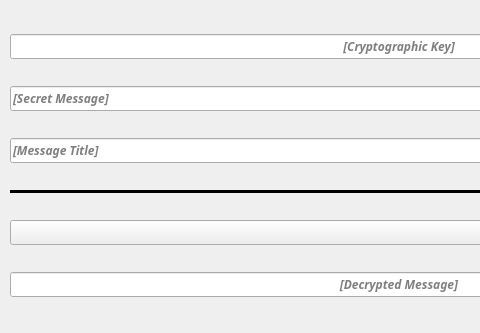
Above: MainWindow.ui from Kevin-Medzorian/Secure-Text-Encryption before the change; both pictures show x 0 to 480 and y 0 to 333 of the 802 by 333 pixel window. Below: the same form after it.
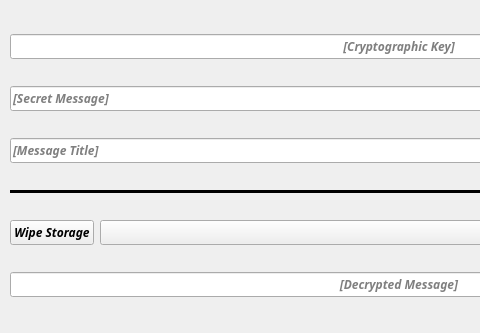
That is the form after the change.

```diff
--- a/MainWindow.ui
+++ b/MainWindow.ui
@@ -170,6 +170,16 @@
     </item>
     <item>
      <layout class="QHBoxLayout" name="LoadGroup">
+      <item>
+       <widget class="QPushButton" name="btnClear">
+        <property name="toolTip">
+         <string>Wipe &amp; delete the storage.dat</string>
+        </property>
+        <property name="text">
+         <string>Wipe Storage</string>
+        </property>
+       </widget>
+      </item>
       <item>
        <widget class="QComboBox" name="Selection">
         <property name="sizePolicy">
```
Left out of the diff: 6 changed lines with no effect on the pictures.
